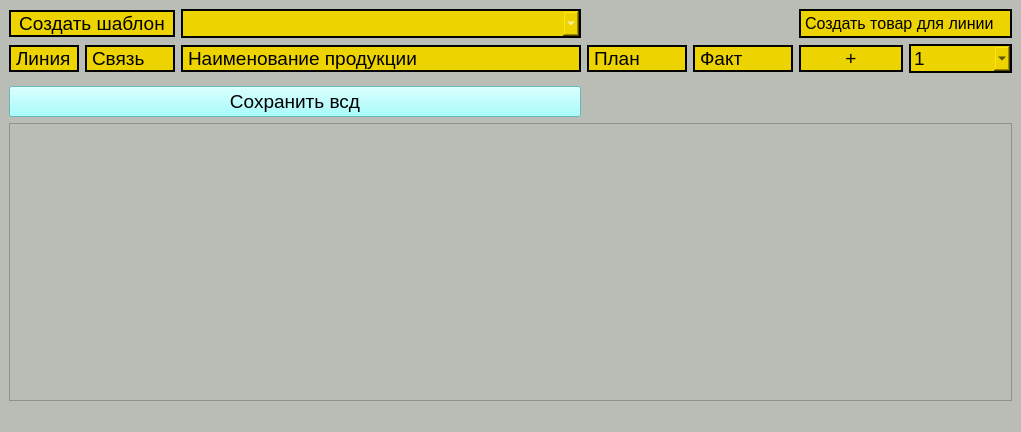
The window that mainwindow.ui (avovana/master_labeling) describes before a commit, drawn with Qt 5.
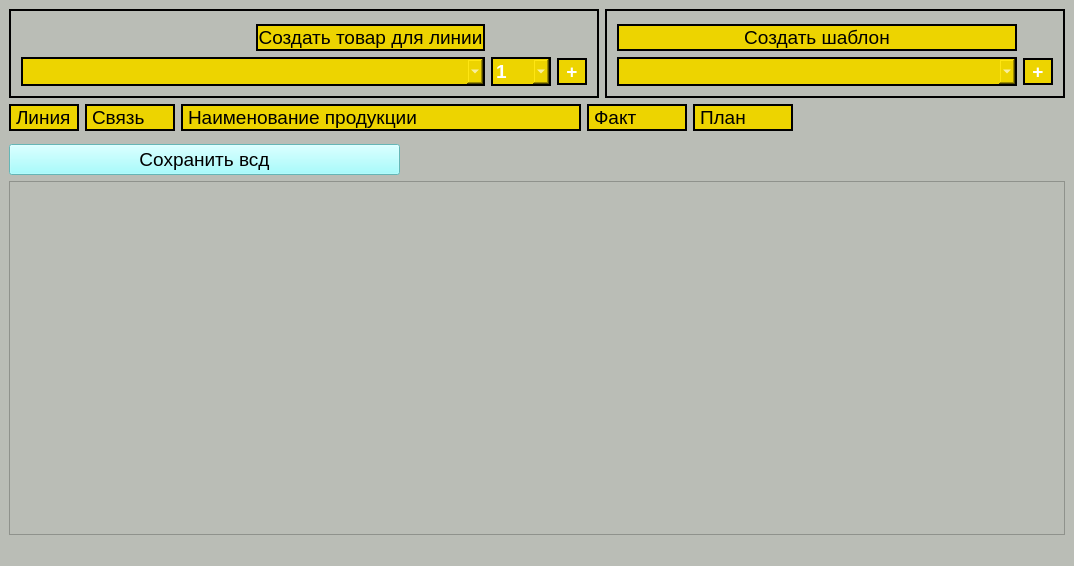
The same window after the commit.

```diff
--- a/mainwindow.ui
+++ b/mainwindow.ui
@@ -6,8 +6,8 @@
    <rect>
     <x>0</x>
     <y>0</y>
-    <width>1021</width>
-    <height>432</height>
+    <width>1074</width>
+    <height>566</height>
    </rect>
   </property>
   <property name="windowTitle">
@@ -18,7 +18,210 @@
   </property>
   <widget class="QWidget" name="centralwidget">
    <layout class="QGridLayout" name="gridLayout">
-    <item row="2" column="0" colspan="7">
+    <item row="2" column="0" colspan="4">
+     <layout class="QHBoxLayout" name="horizontalLayout">
+      <item>
+       <widget class="QLabel" name="line_number_label">
+        <property name="sizePolicy">
+         <sizepolicy hsizetype="Maximum" vsizetype="Fixed">
+          <horstretch>0</horstretch>
+          <verstretch>0</verstretch>
+         </sizepolicy>
+        </property>
+        <property name="minimumSize">
+         <size>
+          <width>70</width>
+          <height>0</height>
+         </size>
+        </property>
+        <property name="maximumSize">
+         <size>
+          <width>70</width>
+          <height>16777215</height>
+         </size>
+        </property>
+        <property name="font">
+         <font>
+          <pointsize>14</pointsize>
+         </font>
+        </property>
+        <property name="styleSheet">
+         <string notr="true">background-color: rgb(237, 212, 0);</string>
+        </property>
+        <property name="frameShape">
+         <enum>QFrame::WinPanel</enum>
+        </property>
+        <property name="text">
+         <string>Линия</string>
+        </property>
+       </widget>
+      </item>
+      <item>
+       <widget class="QLabel" name="scaner_status_label">
+        <property name="sizePolicy">
+         <sizepolicy hsizetype="Fixed" vsizetype="Fixed">
+          <horstretch>0</horstretch>
+          <verstretch>0</verstretch>
+         </sizepolicy>
+        </property>
+        <property name="minimumSize">
+         <size>
+          <width>90</width>
+          <height>0</height>
+         </size>
+        </property>
+        <property name="maximumSize">
+         <size>
+          <width>90</width>
+          <height>16777215</height>
+         </size>
+        </property>
+        <property name="font">
+         <font>
+          <pointsize>14</pointsize>
+         </font>
+        </property>
+        <property name="styleSheet">
+         <string notr="true">background-color: rgb(237, 212, 0);</string>
+        </property>
+        <property name="frameShape">
+         <enum>QFrame::WinPanel</enum>
+        </property>
+        <property name="text">
+         <string>Связь</string>
+        </property>
+       </widget>
+      </item>
+      <item>
+       <widget class="QLabel" name="product_name_label">
+        <property name="sizePolicy">
+         <sizepolicy hsizetype="Fixed" vsizetype="Fixed">
+          <horstretch>3</horstretch>
+          <verstretch>0</verstretch>
+         </sizepolicy>
+        </property>
+        <property name="minimumSize">
+         <size>
+          <width>400</width>
+          <height>0</height>
+         </size>
+        </property>
+        <property name="maximumSize">
+         <size>
+          <width>400</width>
+          <height>16777215</height>
+         </size>
+        </property>
+        <property name="font">
+         <font>
+          <pointsize>14</pointsize>
+         </font>
+        </property>
+        <property name="styleSheet">
+         <string notr="true">background-color: rgb(237, 212, 0);</string>
+        </property>
+        <property name="frameShape">
+         <enum>QFrame::WinPanel</enum>
+        </property>
+        <property name="frameShadow">
+         <enum>QFrame::Plain</enum>
+        </property>
+        <property name="text">
+         <string>Наименование продукции</string>
+        </property>
+       </widget>
+      </item>
+      <item>
+       <widget class="QLabel" name="current_label">
+        <property name="sizePolicy">
+         <sizepolicy hsizetype="Fixed" vsizetype="Fixed">
+          <horstretch>0</horstretch>
+          <verstretch>0</verstretch>
+         </sizepolicy>
+        </property>
+        <property name="minimumSize">
+         <size>
+          <width>100</width>
+          <height>0</height>
+         </size>
+        </property>
+        <property name="maximumSize">
+         <size>
+          <width>100</width>
+          <height>16777215</height>
+         </size>
+        </property>
+        <property name="font">
+         <font>
+          <pointsize>14</pointsize>
+         </font>
+        </property>
+        <property name="styleSheet">
+         <string notr="true">background-color: rgb(237, 212, 0);</string>
+        </property>
+        <property name="frameShape">
+         <enum>QFrame::WinPanel</enum>
+        </property>
+        <property name="text">
+         <string>Факт</string>
+        </property>
+       </widget>
+      </item>
+      <item>
+       <widget class="QLabel" name="plan_label">
+        <property name="sizePolicy">
+         <sizepolicy hsizetype="Fixed" vsizetype="Fixed">
+          <horstretch>0</horstretch>
+          <verstretch>0</verstretch>
+         </sizepolicy>
+        </property>
+        <property name="minimumSize">
+         <size>
+          <width>100</width>
+          <height>0</height>
+         </size>
+        </property>
+        <property name="maximumSize">
+         <size>
+          <width>90</width>
+          <height>16777215</height>
+         </size>
+        </property>
+        <property name="font">
+         <font>
+          <pointsize>14</pointsize>
+         </font>
+        </property>
+        <property name="styleSheet">
+         <string notr="true">background-color: rgb(237, 212, 0);</string>
+        </property>
+        <property name="frameShape">
+         <enum>QFrame::WinPanel</enum>
+        </property>
+        <property name="frameShadow">
+         <enum>QFrame::Plain</enum>
+        </property>
+        <property name="text">
+         <string>План</string>
+        </property>
+       </widget>
+      </item>
+      <item>
+       <spacer name="horizontalSpacer">
+        <property name="orientation">
+         <enum>Qt::Horizontal</enum>
+        </property>
+        <property name="sizeHint" stdset="0">
+         <size>
+          <width>40</width>
+          <height>20</height>
+         </size>
+        </property>
+       </spacer>
+      </item>
+     </layout>
+    </item>
+    <item row="4" column="0" colspan="5">
      <layout class="QVBoxLayout" name="lines_layout">
       <property name="leftMargin">
        <number>0</number>
@@ -34,195 +237,42 @@
       </property>
      </layout>
     </item>
-    <item row="4" column="0" colspan="7">
-     <widget class="QTableWidget" name="table"/>
+    <item row="6" column="0" colspan="5">
+     <widget class="QTableWidget" name="table">
+      <property name="sizePolicy">
+       <sizepolicy hsizetype="Expanding" vsizetype="Expanding">
+        <horstretch>0</horstretch>
+        <verstretch>0</verstretch>
+       </sizepolicy>
+      </property>
+     </widget>
     </item>
+    <item row="1" column="3" colspan="2">
+     <layout class="QGridLayout" name="gridLayout_4">
+      <item row="0" column="0">
+       <widget class="QGroupBox" name="groupBox_2">
+        <property name="sizePolicy">
+         <sizepolicy hsizetype="Minimum" vsizetype="Fixed">
+          <horstretch>0</horstretch>
+          <verstretch>0</verstretch>
+         </sizepolicy>
+        </property>
+        <property name="font">
+         <font>
+          <pointsize>14</pointsize>
+         </font>
+        </property>
+        <property name="styleSheet">
+         <string notr="true">border: 2px solid black;</string>
+        </property>
+        <property name="title">
+         <string/>
+        </property>
+        <layout class="QGridLayout" name="gridLayout_6">
     <item row="1" column="0">
-     <widget class="QLabel" name="line_number_label">
-      <property name="sizePolicy">
-       <sizepolicy hsizetype="Maximum" vsizetype="Fixed">
-        <horstretch>0</horstretch>
-        <verstretch>0</verstretch>
-       </sizepolicy>
-      </property>
-      <property name="minimumSize">
-       <size>
-        <width>70</width>
-        <height>0</height>
-       </size>
-      </property>
-      <property name="maximumSize">
-       <size>
-        <width>70</width>
-        <height>16777215</height>
-       </size>
-      </property>
-      <property name="font">
-       <font>
-        <pointsize>14</pointsize>
-       </font>
-      </property>
-      <property name="styleSheet">
-       <string notr="true">background-color: rgb(237, 212, 0);</string>
-      </property>
-      <property name="frameShape">
-       <enum>QFrame::WinPanel</enum>
-      </property>
-      <property name="text">
-       <string>Линия</string>
-      </property>
-     </widget>
-    </item>
-    <item row="0" column="0" colspan="2">
-     <widget class="QPushButton" name="make_template_pushbutton">
-      <property name="font">
-       <font>
-        <pointsize>14</pointsize>
-       </font>
-      </property>
-      <property name="styleSheet">
-       <string notr="true">background-color: rgb(237, 212, 0);
-border: 2px solid black;</string>
-      </property>
-      <property name="text">
-       <string>Создать шаблон</string>
-      </property>
-      <property name="checkable">
-       <bool>false</bool>
-      </property>
-      <property name="default">
-       <bool>true</bool>
-      </property>
-      <property name="flat">
-       <bool>false</bool>
-      </property>
-     </widget>
-    </item>
-    <item row="1" column="5">
-     <widget class="QPushButton" name="add_line_pushbutton">
-      <property name="enabled">
-       <bool>true</bool>
-      </property>
-      <property name="sizePolicy">
-       <sizepolicy hsizetype="Preferred" vsizetype="Fixed">
-        <horstretch>0</horstretch>
-        <verstretch>0</verstretch>
-       </sizepolicy>
-      </property>
-      <property name="minimumSize">
-       <size>
-        <width>0</width>
-        <height>0</height>
-       </size>
-      </property>
-      <property name="maximumSize">
-       <size>
-        <width>16777215</width>
-        <height>16777215</height>
-       </size>
-      </property>
-      <property name="font">
-       <font>
-        <pointsize>14</pointsize>
-       </font>
-      </property>
-      <property name="styleSheet">
-       <string notr="true">background-color: rgb(237, 212, 0);
-border: 2px solid black;</string>
-      </property>
-      <property name="text">
-       <string>+</string>
-      </property>
-      <property name="flat">
-       <bool>false</bool>
-      </property>
-     </widget>
-    </item>
-    <item row="0" column="5" colspan="2">
-     <widget class="QLabel" name="create_line_label">
-      <property name="sizePolicy">
-       <sizepolicy hsizetype="Preferred" vsizetype="Preferred">
-        <horstretch>0</horstretch>
-        <verstretch>0</verstretch>
-       </sizepolicy>
-      </property>
-      <property name="font">
-       <font>
-        <pointsize>12</pointsize>
-       </font>
-      </property>
-      <property name="styleSheet">
-       <string notr="true">background-color: rgb(237, 212, 0);</string>
-      </property>
-      <property name="frameShape">
-       <enum>QFrame::WinPanel</enum>
-      </property>
-      <property name="text">
-       <string>Создать товар для линии</string>
-      </property>
-      <property name="scaledContents">
-       <bool>false</bool>
-      </property>
-      <property name="wordWrap">
-       <bool>false</bool>
-      </property>
-     </widget>
-    </item>
-    <item row="3" column="0" colspan="3">
-     <widget class="QPushButton" name="save_vsd_button">
-      <property name="font">
-       <font>
-        <pointsize>14</pointsize>
-       </font>
-      </property>
-      <property name="styleSheet">
-       <string notr="true">background-color: rgb(141, 255, 255);</string>
-      </property>
-      <property name="text">
-       <string>Сохранить всд</string>
-      </property>
-     </widget>
-    </item>
-    <item row="1" column="4">
-     <widget class="QLabel" name="current_label">
-      <property name="sizePolicy">
-       <sizepolicy hsizetype="Fixed" vsizetype="Fixed">
-        <horstretch>0</horstretch>
-        <verstretch>0</verstretch>
-       </sizepolicy>
-      </property>
-      <property name="minimumSize">
-       <size>
-        <width>100</width>
-        <height>0</height>
-       </size>
-      </property>
-      <property name="maximumSize">
-       <size>
-        <width>100</width>
-        <height>16777215</height>
-       </size>
-      </property>
-      <property name="font">
-       <font>
-        <pointsize>14</pointsize>
-       </font>
-      </property>
-      <property name="styleSheet">
-       <string notr="true">background-color: rgb(237, 212, 0);</string>
-      </property>
-      <property name="frameShape">
-       <enum>QFrame::WinPanel</enum>
-      </property>
-      <property name="text">
-       <string>Факт</string>
-      </property>
-     </widget>
-    </item>
-    <item row="0" column="2">
      <widget class="QComboBox" name="product_name_combobox">
       <property name="sizePolicy">
-       <sizepolicy hsizetype="Fixed" vsizetype="Fixed">
+            <sizepolicy hsizetype="Expanding" vsizetype="Fixed">
         <horstretch>0</horstretch>
         <verstretch>0</verstretch>
        </sizepolicy>
@@ -258,147 +308,147 @@
       </property>
      </widget>
     </item>
+         <item row="0" column="0">
+          <widget class="QLabel" name="create_template_label">
+           <property name="sizePolicy">
+            <sizepolicy hsizetype="Preferred" vsizetype="Fixed">
+             <horstretch>0</horstretch>
+             <verstretch>0</verstretch>
+            </sizepolicy>
+           </property>
+           <property name="font">
+            <font>
+             <pointsize>14</pointsize>
+            </font>
+           </property>
+           <property name="styleSheet">
+            <string notr="true">background-color: rgb(237, 212, 0);
+border: 2px solid black;</string>
+           </property>
+           <property name="text">
+            <string>Создать шаблон</string>
+           </property>
+           <property name="alignment">
+            <set>Qt::AlignCenter</set>
+           </property>
+          </widget>
+         </item>
     <item row="1" column="1">
-     <widget class="QLabel" name="scaner_status_label">
-      <property name="sizePolicy">
-       <sizepolicy hsizetype="Fixed" vsizetype="Fixed">
-        <horstretch>0</horstretch>
-        <verstretch>0</verstretch>
-       </sizepolicy>
-      </property>
+          <widget class="QPushButton" name="make_template_pushbutton">
       <property name="minimumSize">
        <size>
-        <width>90</width>
+             <width>30</width>
         <height>0</height>
        </size>
       </property>
       <property name="maximumSize">
        <size>
-        <width>90</width>
+             <width>30</width>
         <height>16777215</height>
        </size>
       </property>
       <property name="font">
        <font>
+             <family>Arial</family>
         <pointsize>14</pointsize>
+             <weight>75</weight>
+             <bold>true</bold>
        </font>
       </property>
       <property name="styleSheet">
-       <string notr="true">background-color: rgb(237, 212, 0);</string>
-      </property>
-      <property name="frameShape">
-       <enum>QFrame::WinPanel</enum>
-      </property>
+            <string notr="true">background-color: rgb(237, 212, 0);
+font-family: Arial;
+color: rgb(255, 255, 255);font-weight: bold;
+border: 2px solid black;</string>
+           </property>
       <property name="text">
-       <string>Связь</string>
+            <string>+</string>
       </property>
      </widget>
     </item>
-    <item row="1" column="2">
-     <widget class="QLabel" name="product_name_label">
+        </layout>
+       </widget>
+      </item>
+     </layout>
+    </item>
+    <item row="1" column="0" colspan="3">
+     <layout class="QGridLayout" name="gridLayout_2">
+      <item row="0" column="0">
+       <widget class="QGroupBox" name="groupBox">
       <property name="sizePolicy">
-       <sizepolicy hsizetype="Fixed" vsizetype="Fixed">
-        <horstretch>3</horstretch>
+         <sizepolicy hsizetype="Minimum" vsizetype="Fixed">
+          <horstretch>0</horstretch>
         <verstretch>0</verstretch>
        </sizepolicy>
       </property>
-      <property name="minimumSize">
-       <size>
-        <width>400</width>
-        <height>0</height>
-       </size>
-      </property>
-      <property name="maximumSize">
-       <size>
-        <width>400</width>
-        <height>16777215</height>
-       </size>
-      </property>
       <property name="font">
        <font>
         <pointsize>14</pointsize>
        </font>
       </property>
       <property name="styleSheet">
-       <string notr="true">background-color: rgb(237, 212, 0);</string>
-      </property>
-      <property name="frameShape">
-       <enum>QFrame::WinPanel</enum>
-      </property>
-      <property name="frameShadow">
-       <enum>QFrame::Plain</enum>
-      </property>
-      <property name="text">
-       <string>Наименование продукции</string>
-      </property>
-     </widget>
-    </item>
-    <item row="1" column="3">
-     <widget class="QLabel" name="plan_label">
+         <string notr="true">border: 2px solid black;</string>
+        </property>
+        <property name="title">
+         <string/>
+        </property>
+        <layout class="QGridLayout" name="gridLayout_3">
+         <item row="3" column="0" colspan="2">
+          <widget class="QComboBox" name="product_name_for_task_combobox">
       <property name="sizePolicy">
-       <sizepolicy hsizetype="Fixed" vsizetype="Fixed">
+            <sizepolicy hsizetype="Expanding" vsizetype="Fixed">
         <horstretch>0</horstretch>
         <verstretch>0</verstretch>
        </sizepolicy>
       </property>
-      <property name="minimumSize">
-       <size>
-        <width>100</width>
-        <height>0</height>
-       </size>
-      </property>
-      <property name="maximumSize">
-       <size>
-        <width>90</width>
-        <height>16777215</height>
-       </size>
-      </property>
       <property name="font">
        <font>
+             <family>Arial</family>
         <pointsize>14</pointsize>
+             <weight>75</weight>
+             <bold>true</bold>
        </font>
       </property>
       <property name="styleSheet">
-       <string notr="true">background-color: rgb(237, 212, 0);</string>
-      </property>
-      <property name="frameShape">
-       <enum>QFrame::WinPanel</enum>
-      </property>
-      <property name="frameShadow">
-       <enum>QFrame::Plain</enum>
-      </property>
-      <property name="text">
-       <string>План</string>
-      </property>
-     </widget>
-    </item>
-    <item row="1" column="6">
+            <string notr="true">background-color: rgb(237, 212, 0);
+font-family: Arial;
+color: rgb(255, 255, 255);font-weight: bold;
+border: 2px solid black;</string>
+           </property>
+          </widget>
+         </item>
+         <item row="3" column="2">
      <widget class="QComboBox" name="line_number_choose_combobox">
       <property name="sizePolicy">
-       <sizepolicy hsizetype="Preferred" vsizetype="Fixed">
+            <sizepolicy hsizetype="Minimum" vsizetype="Fixed">
         <horstretch>0</horstretch>
         <verstretch>0</verstretch>
        </sizepolicy>
       </property>
       <property name="minimumSize">
        <size>
-        <width>0</width>
+             <width>60</width>
         <height>0</height>
        </size>
       </property>
       <property name="maximumSize">
        <size>
-        <width>16777215</width>
+             <width>30</width>
         <height>16777215</height>
        </size>
       </property>
       <property name="font">
        <font>
+             <family>Arial</family>
         <pointsize>14</pointsize>
+             <weight>75</weight>
+             <bold>true</bold>
        </font>
       </property>
       <property name="styleSheet">
        <string notr="true">background-color: rgb(237, 212, 0);
+font-family: Arial;
+color: rgb(255, 255, 255);font-weight: bold;
 border: 2px solid black;</string>
       </property>
       <item>
@@ -438,6 +488,107 @@
       </item>
      </widget>
     </item>
+         <item row="3" column="3">
+          <widget class="QPushButton" name="add_line_pushbutton">
+           <property name="enabled">
+            <bool>true</bool>
+           </property>
+           <property name="sizePolicy">
+            <sizepolicy hsizetype="Minimum" vsizetype="Fixed">
+             <horstretch>0</horstretch>
+             <verstretch>0</verstretch>
+            </sizepolicy>
+           </property>
+           <property name="minimumSize">
+            <size>
+             <width>30</width>
+             <height>0</height>
+            </size>
+           </property>
+           <property name="maximumSize">
+            <size>
+             <width>30</width>
+             <height>16777215</height>
+            </size>
+           </property>
+           <property name="font">
+            <font>
+             <family>Arial</family>
+             <pointsize>14</pointsize>
+             <weight>75</weight>
+             <bold>true</bold>
+            </font>
+           </property>
+           <property name="styleSheet">
+            <string notr="true">background-color: rgb(237, 212, 0);
+font-family: Arial;
+color: rgb(255, 255, 255);font-weight: bold;
+border: 2px solid black;</string>
+           </property>
+           <property name="text">
+            <string>+</string>
+           </property>
+           <property name="flat">
+            <bool>false</bool>
+           </property>
+          </widget>
+         </item>
+         <item row="0" column="1">
+          <widget class="QLabel" name="create_line_label">
+           <property name="sizePolicy">
+            <sizepolicy hsizetype="Preferred" vsizetype="Fixed">
+             <horstretch>0</horstretch>
+             <verstretch>0</verstretch>
+            </sizepolicy>
+           </property>
+           <property name="font">
+            <font>
+             <pointsize>14</pointsize>
+            </font>
+           </property>
+           <property name="focusPolicy">
+            <enum>Qt::StrongFocus</enum>
+           </property>
+           <property name="styleSheet">
+            <string notr="true">background-color: rgb(237, 212, 0);</string>
+           </property>
+           <property name="frameShape">
+            <enum>QFrame::WinPanel</enum>
+           </property>
+           <property name="text">
+            <string>Создать товар для линии</string>
+           </property>
+           <property name="scaledContents">
+            <bool>false</bool>
+           </property>
+           <property name="alignment">
+            <set>Qt::AlignCenter</set>
+           </property>
+           <property name="wordWrap">
+            <bool>false</bool>
+           </property>
+          </widget>
+         </item>
+        </layout>
+       </widget>
+      </item>
+     </layout>
+    </item>
+    <item row="5" column="0" colspan="2">
+     <widget class="QPushButton" name="save_vsd_button">
+      <property name="font">
+       <font>
+        <pointsize>14</pointsize>
+       </font>
+      </property>
+      <property name="styleSheet">
+       <string notr="true">background-color: rgb(141, 255, 255);</string>
+      </property>
+      <property name="text">
+       <string>Сохранить всд</string>
+      </property>
+     </widget>
+    </item>
    </layout>
   </widget>
   <widget class="QMenuBar" name="menubar">
```
Left out of the diff: 2 changed lines with no effect on the pictures. Lines whose indentation alone changed are shown as unchanged.
